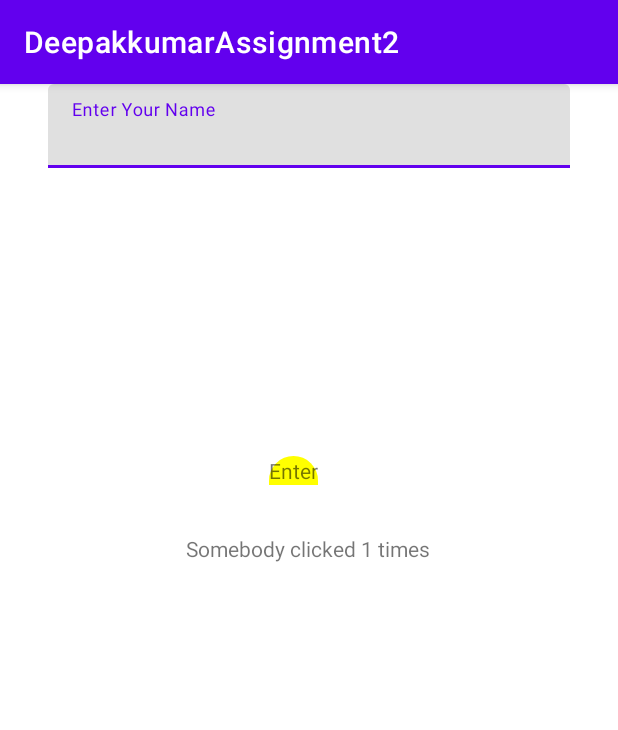
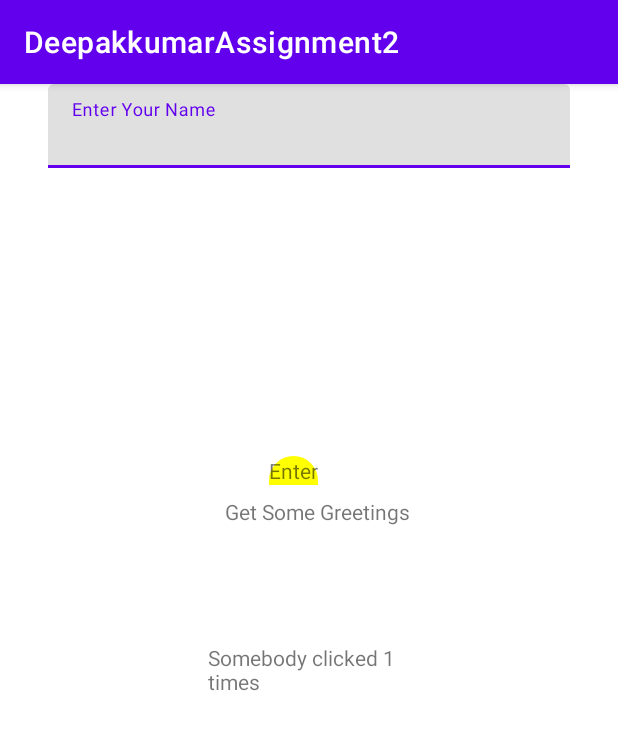
Before and after one commit to Deepakkumarjune11/MobAssignment2, an Android app: the screen it shows after launch (MainActivity), after a tap on "Enter", on a phone screen of 412 x 824 dp. Shown: the top 730 px of the screen. Run offline under Robolectric (Android 15) with nearby library versions, the phone set to English and light mode, and no system bars.

```diff
--- a/app/src/main/AndroidManifest.xml
+++ b/app/src/main/AndroidManifest.xml
@@ -10,6 +10,9 @@
         android:supportsRtl="true"
         android:theme="@style/Theme.DeepakkumarAssignment2">
         <activity
+            android:name=".Greeting"
+            android:exported="false" />
+        <activity
             android:name=".MainActivity"
             android:exported="true">
             <intent-filter>
--- a/app/src/main/java/com/example/deepakkumarassignment2/MainActivity.kt
+++ b/app/src/main/java/com/example/deepakkumarassignment2/MainActivity.kt
@@ -1,5 +1,6 @@
 package com.example.deepakkumarassignment2
 
+import android.content.Intent
 import androidx.appcompat.app.AppCompatActivity
 import android.os.Bundle
 import android.widget.TextView
@@ -7,7 +8,7 @@ import com.google.android.material.textfield.TextInputLayout
 
 class MainActivity : AppCompatActivity() {
 
-    var countmap= mutableMapOf<String, Int>()
+    val countmap= mutableMapOf<String, Int>()
 
 
 
@@ -15,16 +16,20 @@ class MainActivity : AppCompatActivity() {
         super.onCreate(savedInstanceState)
         setContentView(R.layout.activity_main)
 
-val n=findViewById<TextInputLayout>(R.id.textInputLayout)
         val btn=findViewById<TextView>(R.id.t2)
         val c=findViewById<TextView>(R.id.t3)
+findViewById<TextView>(R.id.gr).setOnClickListener {
+val newscreen=Intent(this,Greeting::class.java)
+    newscreen.putExtra("nameofuser",extraname())
+    startActivity(newscreen)
+}
+
+
 
         btn.setOnClickListener {
 
-            val username=n.editText?.text?.toString()
-            val name=
-                if(username.isNullOrEmpty()) "Somebody"
-            else username
+            val name=extraname()
+
 
          val oldcount=countmap[name] ?: 0
             val newcount=oldcount+1
@@ -48,4 +53,15 @@ val n=findViewById<TextInputLayout>(R.id.textInputLayout)
 
 
     }
+    private  fun  extraname(): String
+    {
+        val n=findViewById<TextInputLayout>(R.id.textInputLayout)
+
+        val username=n.editText?.text?.toString()
+
+        return  if(username.isNullOrEmpty()) "Somebody"
+            else username
+
+
+    }
 }
--- a/app/src/main/res/layout/activity_main.xml
+++ b/app/src/main/res/layout/activity_main.xml
@@ -39,13 +39,28 @@
 
     <TextView
         android:id="@+id/t3"
-        android:layout_width="wrap_content"
-        android:layout_height="match_parent"
+        android:layout_width="135dp"
+        android:layout_height="44dp"
         android:layout_marginStart="150dp"
         android:layout_marginTop="300dp"
         android:layout_marginEnd="152dp"
         android:text="Not Clicked Yet"
+        app:layout_constraintBottom_toBottomOf="parent"
         app:layout_constraintEnd_toEndOf="parent"
+        app:layout_constraintHorizontal_bias="0.461"
         app:layout_constraintStart_toStartOf="parent"
-        app:layout_constraintTop_toBottomOf="@+id/textInputLayout" />
+        app:layout_constraintTop_toBottomOf="@+id/textInputLayout"
+        app:layout_constraintVertical_bias="0.046" />
+
+    <TextView
+        android:id="@+id/gr"
+        android:layout_width="wrap_content"
+        android:layout_height="wrap_content"
+        android:layout_marginStart="150dp"
+        android:layout_marginTop="8dp"
+        android:text="Get Some Greetings"
+
+        app:layout_constraintStart_toStartOf="parent"
+        app:layout_constraintTop_toBottomOf="@+id/t2" />
+
 </androidx.constraintlayout.widget.ConstraintLayout>
```
Also changed, not shown: app/src/main/java/com/example/deepakkumarassignment2/Greeting.kt (added, +14 -0 lines), app/src/main/res/layout/activity_greeting.xml (added, +18 -0 lines).
